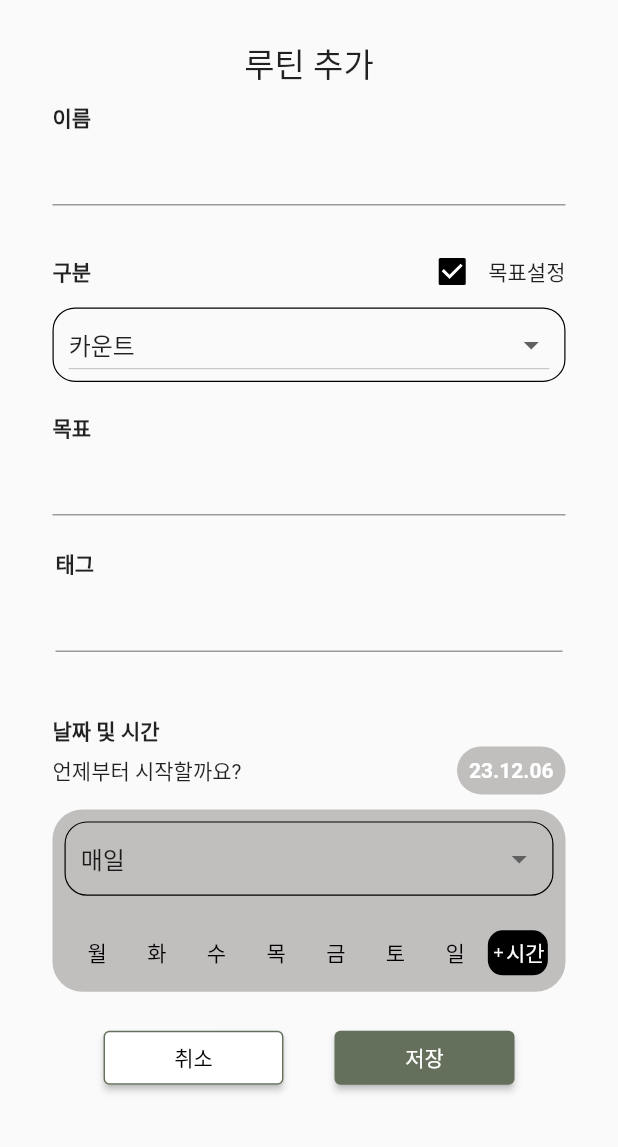
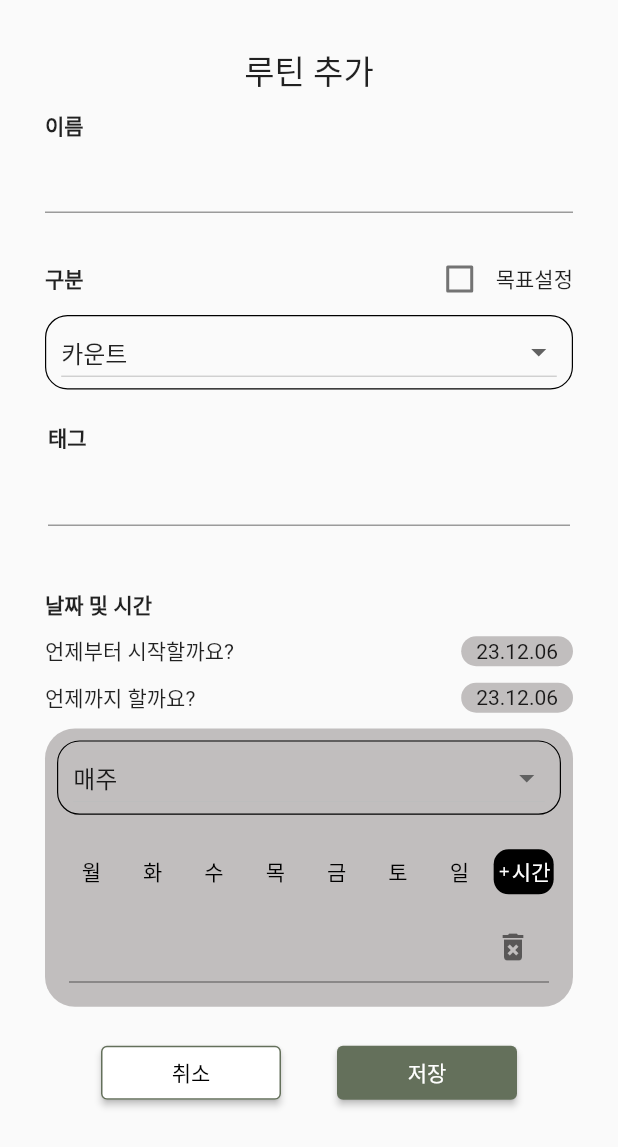
Before and after one commit to Life-Logs/flutter_app, a Flutter app: the CreateRoutine widget shown alone on an empty page, opened directly, on a phone screen of 412 x 824 dp. Shown: the top 1147 px of the screen. Run offline on Flutter 3.47's test engine with Material 2 defaults, Android fonts, the phone set to English and light mode, and no system bars; our stand-ins replace google_sign_in, shared_preferences; accounts and stored records are empty; network calls fail.

Commit message:
feat: add time textfield and goal field condition

```diff
--- a/lib/main/routine/create_routine.dart
+++ b/lib/main/routine/create_routine.dart
@@ -14,9 +14,10 @@ class _CreateRoutineState extends State<CreateRoutine> {
 
   final List<String> _tags = [];
   String _selectedCategory = '카운트'; // 초기값 설정
-  String _selectedPeriod = '매일'; // 초기값 설정
+  String _selectedPeriod = '매주'; // 초기값 설정
   List<String> daysOfWeek = ['월', '화', '수', '목', '금', '토', '일'];
   List<String> selectedDays = [];
+  bool isChecked = false;
 
   void toggleSelectedDay(String day) {
     if (_selectedPeriod == '매일') {
@@ -64,12 +65,8 @@ class _CreateRoutineState extends State<CreateRoutine> {
   @override
   Widget build(BuildContext context) {
     return SingleChildScrollView(
-      child: Padding(
-        padding: MediaQuery.of(context).viewInsets,
-        child: Container(
-          padding: const EdgeInsets.symmetric(vertical: 25, horizontal: 35),
+      padding: const EdgeInsets.all(30),
       child: Column(
-            mainAxisSize: MainAxisSize.min,
         children: [
           const Text(
             '루틴 추가',
@@ -79,12 +76,12 @@ class _CreateRoutineState extends State<CreateRoutine> {
             ),
           ),
           const SizedBox(height: 10),
+
           // 이름 입력창
           Column(
             crossAxisAlignment: CrossAxisAlignment.start,
             children: [
-                  const Text('이름',
-                      style: TextStyle(fontWeight: FontWeight.bold)),
+              const Text('이름', style: TextStyle(fontWeight: FontWeight.bold)),
               TextField(
                 controller: _nameController,
                 decoration: const InputDecoration(
@@ -95,6 +92,7 @@ class _CreateRoutineState extends State<CreateRoutine> {
           ),
           const SizedBox(height: 20),
 
+          // 구분
           Column(
             crossAxisAlignment: CrossAxisAlignment.start,
             children: [
@@ -105,13 +103,17 @@ class _CreateRoutineState extends State<CreateRoutine> {
                       style: TextStyle(fontWeight: FontWeight.bold)),
                   Row(children: [
                     Checkbox(
-                          value: _selectedCategory != '체크박스',
+                      value: _selectedCategory == '체크박스' ? true : isChecked,
                       onChanged: (bool? value) {
                         setState(() {
-                              _selectedCategory = value! ? '카운트' : '체크박스';
+                          _selectedCategory == '체크박스'
+                              ? null
+                              : isChecked = !isChecked;
                         });
                       },
-                          activeColor: Colors.black,
+                      activeColor: _selectedCategory == '체크박스'
+                          ? Colors.black26
+                          : Colors.black87,
                     ),
                     const Text('목표설정',
                         style: TextStyle(fontWeight: FontWeight.normal)),
@@ -144,26 +146,25 @@ class _CreateRoutineState extends State<CreateRoutine> {
                   }).toList(),
                 ),
               ),
+              const SizedBox(height: 20),
             ],
           ),
-              const SizedBox(height: 20),
 
           // 목표 입력창
-              if (_selectedCategory != '체크박스')
+          if (isChecked && _selectedCategory != '체크박스')
             Column(
               crossAxisAlignment: CrossAxisAlignment.start,
               children: [
-                    const Text('목표',
-                        style: TextStyle(fontWeight: FontWeight.bold)),
+                const Text('목표', style: TextStyle(fontWeight: FontWeight.bold)),
                 TextField(
                   controller: _goalController,
                   decoration: const InputDecoration(
                     border: UnderlineInputBorder(),
                   ),
                 ),
+                const SizedBox(height: 20),
               ],
             ),
-              const SizedBox(height: 20),
 
           // 태그 입력창
           Padding(
@@ -171,22 +172,20 @@ class _CreateRoutineState extends State<CreateRoutine> {
             child: Column(
               crossAxisAlignment: CrossAxisAlignment.start,
               children: [
-                    const Text('태그',
-                        style: TextStyle(fontWeight: FontWeight.bold)),
+                const Text('태그', style: TextStyle(fontWeight: FontWeight.bold)),
                 TextField(
                   controller: _tagController,
                   onSubmitted: (String value) {
-                        // 엔터를 누를 때마다 입력된 단어를 리스트에 추가
                     setState(() {
                       _tags.add(value);
-                          _tagController.clear(); // 입력창 비우기
+                      _tagController.clear();
                     });
                   },
                   decoration: const InputDecoration(
                     border: UnderlineInputBorder(),
                   ),
                 ),
-                    const SizedBox(height: 20),
+                const SizedBox(height: 10),
                 // 입력된 태그를 리스트로 표시
                 Row(
                   mainAxisAlignment: MainAxisAlignment.start,
@@ -223,15 +222,22 @@ class _CreateRoutineState extends State<CreateRoutine> {
           Column(
             crossAxisAlignment: CrossAxisAlignment.start,
             children: [
+              const SizedBox(
+                height: 10,
+              ),
               const Text('날짜 및 시간',
                   style: TextStyle(fontWeight: FontWeight.bold)),
+              const SizedBox(
+                height: 10,
+              ),
               Row(
                 mainAxisAlignment: MainAxisAlignment.spaceBetween,
                 children: [
                   const Text('언제부터 시작할까요?',
                       style: TextStyle(fontWeight: FontWeight.w400)),
                   Container(
-                        padding: const EdgeInsets.all(8.0),
+                    padding:
+                        const EdgeInsets.symmetric(horizontal: 10, vertical: 2),
                     decoration: BoxDecoration(
                       color: const Color.fromARGB(255, 193, 190, 190),
                       borderRadius: BorderRadius.circular(20.0),
@@ -239,11 +245,36 @@ class _CreateRoutineState extends State<CreateRoutine> {
                     child: const Text(
                       '23.12.06',
                       style: TextStyle(
-                            color: Colors.white,
-                            fontWeight: FontWeight.bold,
+                        color: Colors.black87,
+                        fontWeight: FontWeight.w400,
                       ),
                     ),
-                      )
+                  ),
+                ],
+              ),
+              const SizedBox(
+                height: 10,
+              ),
+              Row(
+                mainAxisAlignment: MainAxisAlignment.spaceBetween,
+                children: [
+                  const Text('언제까지 할까요?',
+                      style: TextStyle(fontWeight: FontWeight.w400)),
+                  Container(
+                    padding:
+                        const EdgeInsets.symmetric(horizontal: 10, vertical: 2),
+                    decoration: BoxDecoration(
+                      color: const Color.fromARGB(255, 193, 190, 190),
+                      borderRadius: BorderRadius.circular(20.0),
+                    ),
+                    child: const Text(
+                      '23.12.06',
+                      style: TextStyle(
+                        color: Colors.black87,
+                        fontWeight: FontWeight.w400,
+                      ),
+                    ),
+                  ),
                 ],
               ),
               const SizedBox(height: 10),
@@ -274,7 +305,7 @@ class _CreateRoutineState extends State<CreateRoutine> {
                             updateSelectedDays();
                           });
                         },
-                            items: <String>['매일', '평일', '주말']
+                        items: <String>['매주', '매일', '평일', '주말']
                             .map<DropdownMenuItem<String>>((String value) {
                           return DropdownMenuItem<String>(
                             value: value,
@@ -354,27 +385,28 @@ class _CreateRoutineState extends State<CreateRoutine> {
                         ),
                       ],
                     ),
-                        // Padding(
-                        //   padding: const EdgeInsets.all(8.0),
-                        //   child: Row(
-                        //     mainAxisAlignment: MainAxisAlignment.start,
-                        //     children: [
-                        //       TextField(
-                        //         controller: _goalController,
-                        //         decoration: const InputDecoration(
-                        //           border: UnderlineInputBorder(),
-                        //         ),
-                        //       ),
-                        //       const Icon(Icons.delete_forever)
-                        //     ],
-                        //   ),
-                        // ),
-                      ],
+                    const Row(
+                      children: [
+                        Expanded(
+                          child: Padding(
+                            padding: EdgeInsets.all(8.0),
+                            child: TextField(
+                              decoration: InputDecoration(
+                                suffixIcon: Icon(Icons.delete_forever,
+                                    color: Colors.black54),
+                              ),
+                              // TextField properties go here
+                            ),
                           ),
                         ),
                       ],
                     ),
+                  ],
+                ),
+              ),
               const SizedBox(height: 20),
+            ],
+          ),
 
           // 닫기버튼
           Row(
@@ -416,8 +448,6 @@ class _CreateRoutineState extends State<CreateRoutine> {
           ),
         ],
       ),
-        ),
-      ),
     );
   }
 }
```
Lines whose indentation alone changed are shown as unchanged.
